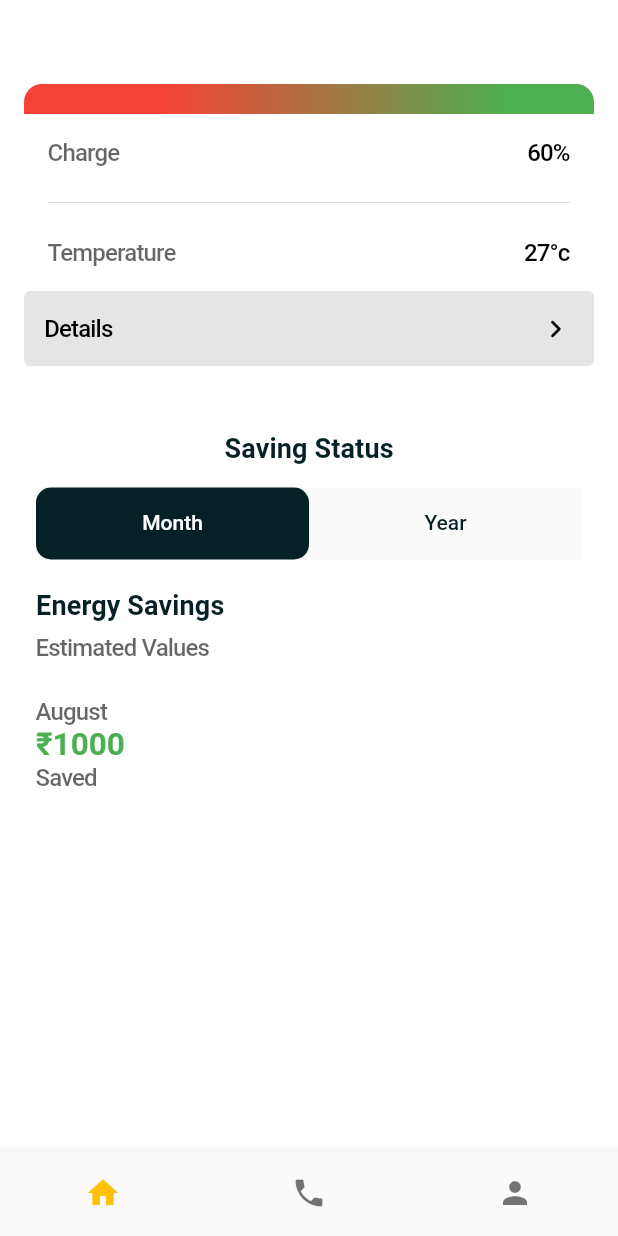
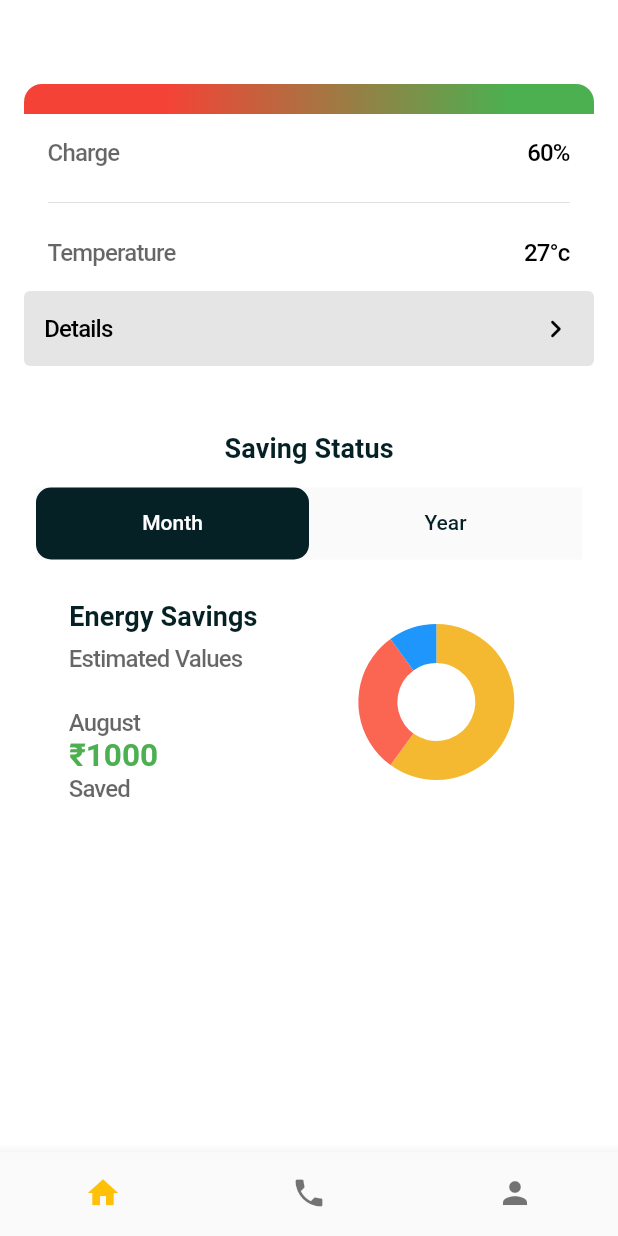
Before and after one commit to Ezinore-developer/ezinore-app, a Flutter app: the screen it shows after launch, on a phone screen of 412 x 824 dp. Run offline on Flutter 3.47's test engine with Material 2 defaults, Android fonts, the phone set to English and light mode, and no system bars; our stand-ins replace firebase_auth, firebase_core, firebase_database, flutter_riverpod, syncfusion_flutter_charts; accounts and stored records are empty; Roboto replaces fonts that are missing (Aspekta, Supreme).

Commit message:
added doughnut chart

```diff
--- a/lib/home/homescreen.dart
+++ b/lib/home/homescreen.dart
@@ -3,6 +3,7 @@ import 'package:firebase_database/firebase_database.dart';
 import 'package:flutter/material.dart';
 import 'package:flutter_riverpod/flutter_riverpod.dart';
 import 'package:intl/intl.dart';
+import 'package:syncfusion_flutter_charts/charts.dart';
 
 class HomeScreen extends ConsumerStatefulWidget {
   const HomeScreen({super.key});
@@ -10,6 +11,28 @@ class HomeScreen extends ConsumerStatefulWidget {
   @override
   ConsumerState<HomeScreen> createState() => _HomeScreenState();
 }
+
+class DoughnutData {
+  DoughnutData({required this.color, required this.x, required this.y});
+  final String x;
+  final double y;
+  final Color color;
+}
+
+final List<DoughnutData> chartData = [
+  DoughnutData(x: 'Panels', y: 60, color: const Color(0xfff4b931)),
+  DoughnutData(x: 'Grid', y: 30, color: const Color(0xfffa6651)),
+  DoughnutData(x: 'Sparko', y: 10, color: const Color(0xff1e96fc)),
+  // DoughnutData(x: 'Others', y: 1, color: Colors.yellow)
+];
+
+dynamic series = [
+  DoughnutSeries<DoughnutData, String>(
+      dataSource: chartData,
+      pointColorMapper: (DoughnutData data, _) => data.color,
+      xValueMapper: (DoughnutData data, _) => data.x,
+      yValueMapper: (DoughnutData data, _) => data.y)
+];
 
 class _HomeScreenState extends ConsumerState<HomeScreen> {
   late DatabaseReference userRef;
@@ -170,8 +193,12 @@ class _HomeScreenState extends ConsumerState<HomeScreen> {
                                         height: 20.0,
                                       ),
                                       Row(
+                                        mainAxisAlignment:
+                                            MainAxisAlignment.spaceAround,
                                         children: [
-                                          Column(
+                                          Flexible(
+                                            flex: 1,
+                                            child: Column(
                                               crossAxisAlignment:
                                                   CrossAxisAlignment.start,
                                               children: [
@@ -216,6 +243,20 @@ class _HomeScreenState extends ConsumerState<HomeScreen> {
                                                 ),
                                               ],
                                             ),
+                                          ),
+                                          Flexible(
+                                            flex: 1,
+                                            child: Column(
+                                              children: [
+                                                SizedBox(
+                                                    height: 150.0,
+                                                    width: 150.0,
+                                                    child: SfCircularChart(
+                                                      series: series,
+                                                    ))
+                                              ],
+                                            ),
+                                          )
                                         ],
                                       ),
                                       Padding(
--- a/lib/loginflow/login.dart
+++ b/lib/loginflow/login.dart
@@ -1,5 +1,5 @@
 import 'package:ezinore_app/providers/userProvider.dart';
-import 'package:firebase_database/firebase_database.dart';
+// import 'package:firebase_database/firebase_database.dart';
 import 'package:flutter/material.dart';
 import 'package:flutter_riverpod/flutter_riverpod.dart';
 
--- a/lib/loginflow/paymentMethod.dart
+++ b/lib/loginflow/paymentMethod.dart
@@ -1,7 +1,7 @@
 import 'package:flutter/material.dart';
 import 'package:flutter_riverpod/flutter_riverpod.dart';
 
-import '../providers/userProvider.dart';
+// import '../providers/userProvider.dart';
 
 class PaymentMethodScreen extends ConsumerStatefulWidget {
   final VoidCallback onClick;
--- a/lib/main.dart
+++ b/lib/main.dart
@@ -1,6 +1,7 @@
 // import 'package:amplify_auth_cognito/amplify_auth_cognito.dart';
 // import 'package:amplify_flutter/amplify_flutter.dart';
 // import 'package:ezinore_app/amplifyconfiguration.dart';
+import 'package:ezinore_app/home/graph.dart';
 import 'package:ezinore_app/home/root.dart';
 import 'package:ezinore_app/loginflow/root.dart';
 // import 'package:ezinore_app/providers/userProvider.dart';
--- a/pubspec.yaml
+++ b/pubspec.yaml
@@ -47,6 +47,7 @@ dependencies:
   firebase_core: ^2.15.0
   intl: ^0.18.1
   fl_chart: ^0.63.0
+  syncfusion_flutter_charts: ^22.2.9
   # intl: ^0.18.1
 
 
```
Also changed, not shown: lib/home/graph.dart (added, +87 -0 lines), pubspec.lock. Lines whose indentation alone changed are shown as unchanged.
